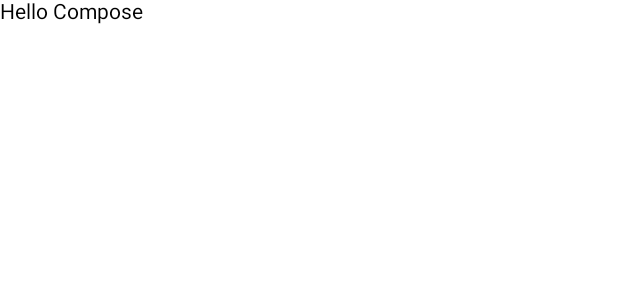
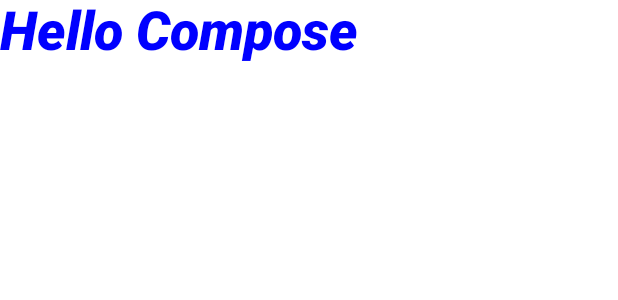
Before and after one commit to uday144/HELLOCOMPOSE, an Android app built with Jetpack Compose: the @Preview function previewCompose, on a phone screen of 412 x 824 dp. Shown: the top 300 px of the screen. Run offline under Robolectric (Android 15) with nearby library versions, the phone set to English and light mode, and no system bars.

Commit message:
Text Compose with various options

```diff
--- a/app/src/main/java/com/example/hellocompose/MainActivity.kt
+++ b/app/src/main/java/com/example/hellocompose/MainActivity.kt
@@ -9,26 +9,38 @@ import androidx.compose.material3.Surface
 import androidx.compose.material3.Text
 import androidx.compose.runtime.Composable
 import androidx.compose.ui.Modifier
+import androidx.compose.ui.graphics.Color
+import androidx.compose.ui.text.font.FontStyle
+import androidx.compose.ui.text.font.FontWeight
+import androidx.compose.ui.text.style.TextAlign
 import androidx.compose.ui.tooling.preview.Preview
+import androidx.compose.ui.unit.sp
 import com.example.hellocompose.ui.theme.HelloComposeTheme
 
 class MainActivity : ComponentActivity() {
     override fun onCreate(savedInstanceState: Bundle?) {
         super.onCreate(savedInstanceState)
         setContent {
-           Text(text = "Hello Compose")
+            Text(text = "Hello Compose")
         }
     }
 }
 
 
 @Composable
-fun helloCompose(name: String = "Compose"){
- Text(text = "Hello $name")
+fun helloCompose(name: String = "Compose") {
+    Text(text = "Hello $name")
 }
 
 @Preview(showBackground = true, showSystemUi = true)
 @Composable
-fun previewCompose(){
-    helloCompose("Compose")
+fun previewCompose() {
+    Text(
+        text = "Hello Compose",
+        fontStyle = FontStyle.Italic,
+        fontWeight = FontWeight.ExtraBold,
+        color = Color.Blue,
+        fontSize = 36.sp,
+        textAlign = TextAlign.Right
+    )
 }
```
